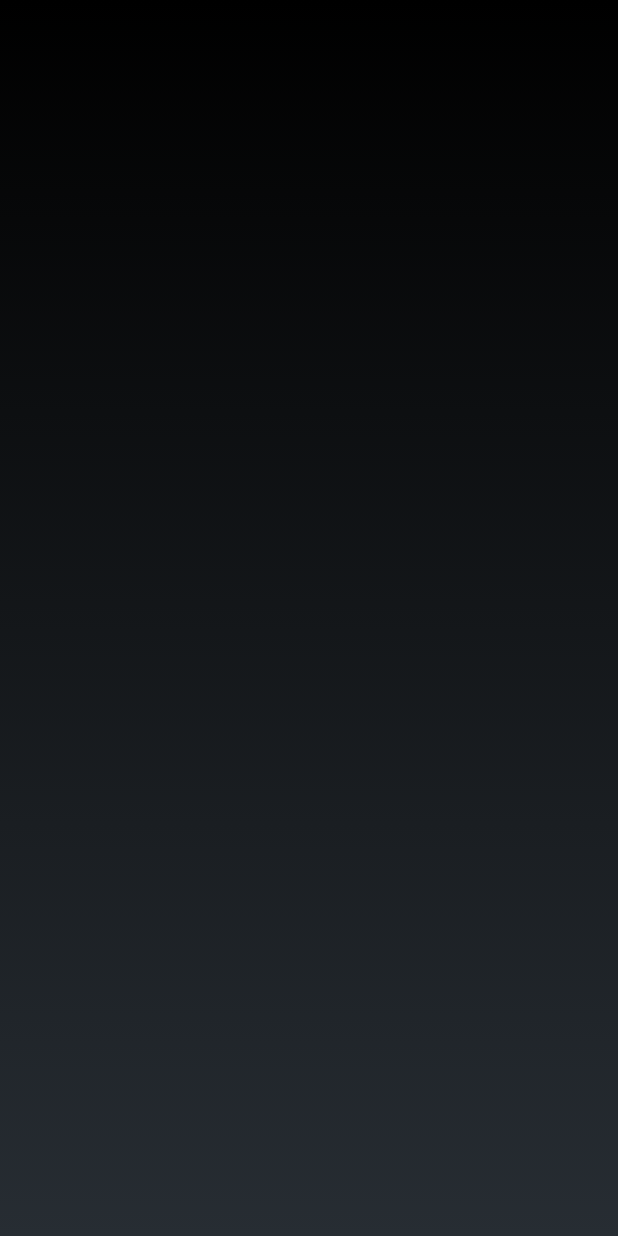
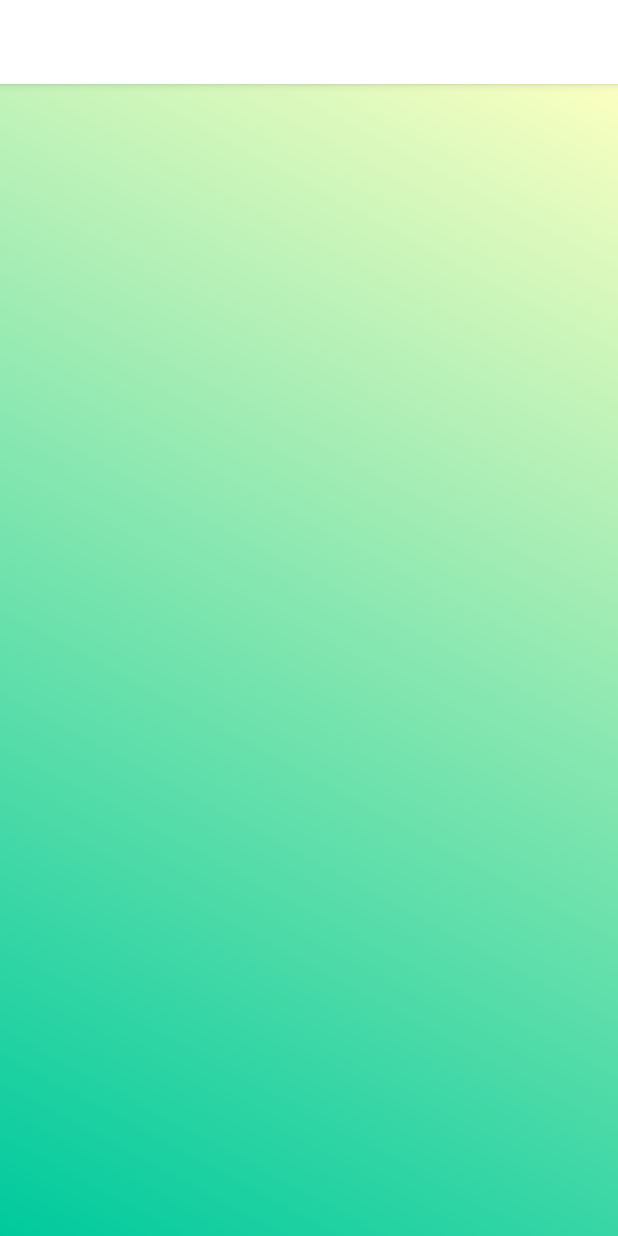
Before and after one commit to wasdx19/Seruen, an Android app: the screen it shows after launch (MainActivity before the commit, GuidePage1 after it), on a phone screen of 412 x 824 dp. Run offline under Robolectric (Android 15) with nearby library versions, the phone set to English and light mode, and no system bars.

Commit message:
view is ready

```diff
--- a/VisitAppl/app/src/main/AndroidManifest.xml
+++ b/VisitAppl/app/src/main/AndroidManifest.xml
@@ -8,8 +8,8 @@
         android:label="@string/app_name"
         android:roundIcon="@mipmap/ic_launcher_round"
         android:supportsRtl="true"
-        android:theme="@android:style/Theme.NoTitleBar">
-        <activity android:name=".MainActivity">
+        android:theme="@style/AppTheme">
+        <activity android:name=".GuidePage1">
             <intent-filter>
                 <action android:name="android.intent.action.MAIN" />
 
@@ -29,7 +29,7 @@
         <activity android:name=".Map1" />
         <activity android:name=".Map2" />
         <activity android:name=".Settings" />
-        <activity android:name=".GuidePage1"></activity>
+        <activity android:name=".MainActivity"></activity>
     </application>
 
 </manifest>
--- a/VisitAppl/app/src/main/java/kz/visitapp2/MainActivity.java
+++ b/VisitAppl/app/src/main/java/kz/visitapp2/MainActivity.java
@@ -1,5 +1,6 @@
 package kz.visitapp2;
 
+import android.content.Intent;
 import android.support.v7.app.AppCompatActivity;
 import android.os.Bundle;
 
--- a/VisitAppl/app/src/main/res/layout/activity_guide_page1.xml
+++ b/VisitAppl/app/src/main/res/layout/activity_guide_page1.xml
@@ -7,4 +7,5 @@
     android:background="@drawable/gradient"
     tools:context=".GuidePage1">
 
+
 </android.support.constraint.ConstraintLayout>
--- a/VisitAppl/app/src/main/res/values/colors.xml
+++ b/VisitAppl/app/src/main/res/values/colors.xml
@@ -1,5 +1,8 @@
 <?xml version="1.0" encoding="utf-8"?>
 <resources>
+    <color name="colorPrimary">#ffffff</color>
+    <color name="colorPrimaryDark">#f5f5f5</color>
+    <color name="colorAccent">#f8f8f8</color>
     <color name="GP_GC_1">#00CA9D</color> <!-- GuidePage_GradientColor_1 -->
     <color name="GP_GC_2">#FBFFC1</color> <!-- GuidePage_GradientColor_2 -->
 
--- a/VisitAppl/app/src/main/res/values/styles.xml
+++ b/VisitAppl/app/src/main/res/values/styles.xml
@@ -1,7 +1,7 @@
 <resources>
 
     <!-- Base application theme. -->
-    <style name="AppTheme" parent="Theme.AppCompat.Light.DarkActionBar">
+    <style name="AppTheme" parent="Theme.AppCompat">
         <!-- Customize your theme here. -->
         <item name="colorPrimary">@color/colorPrimary</item>
         <item name="colorPrimaryDark">@color/colorPrimaryDark</item>
```
